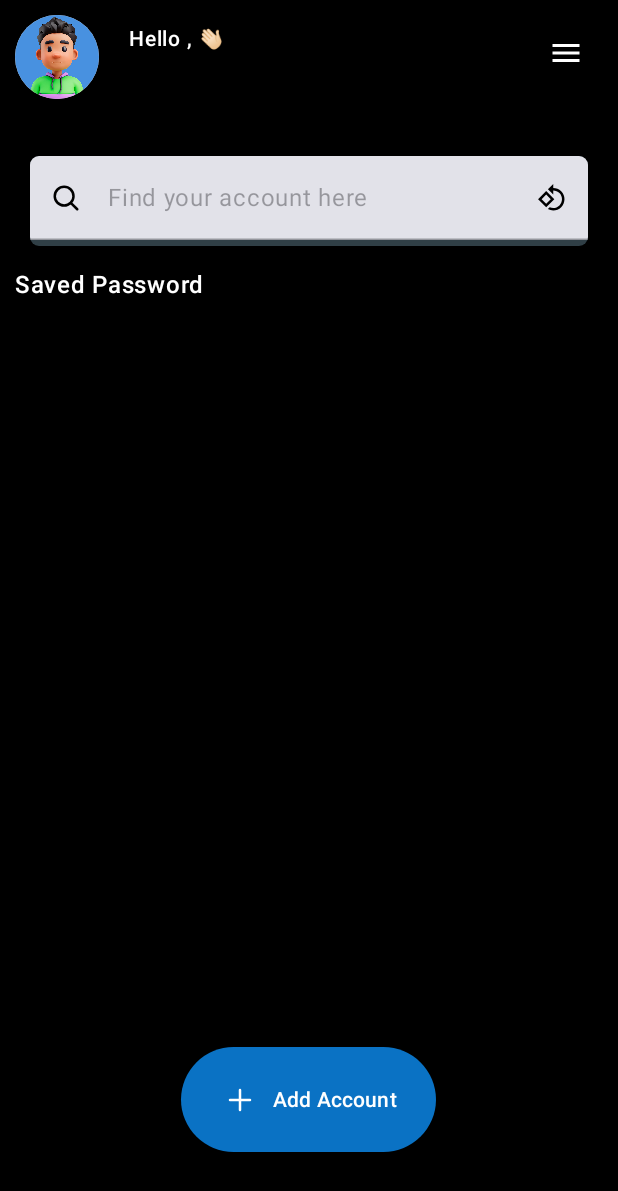
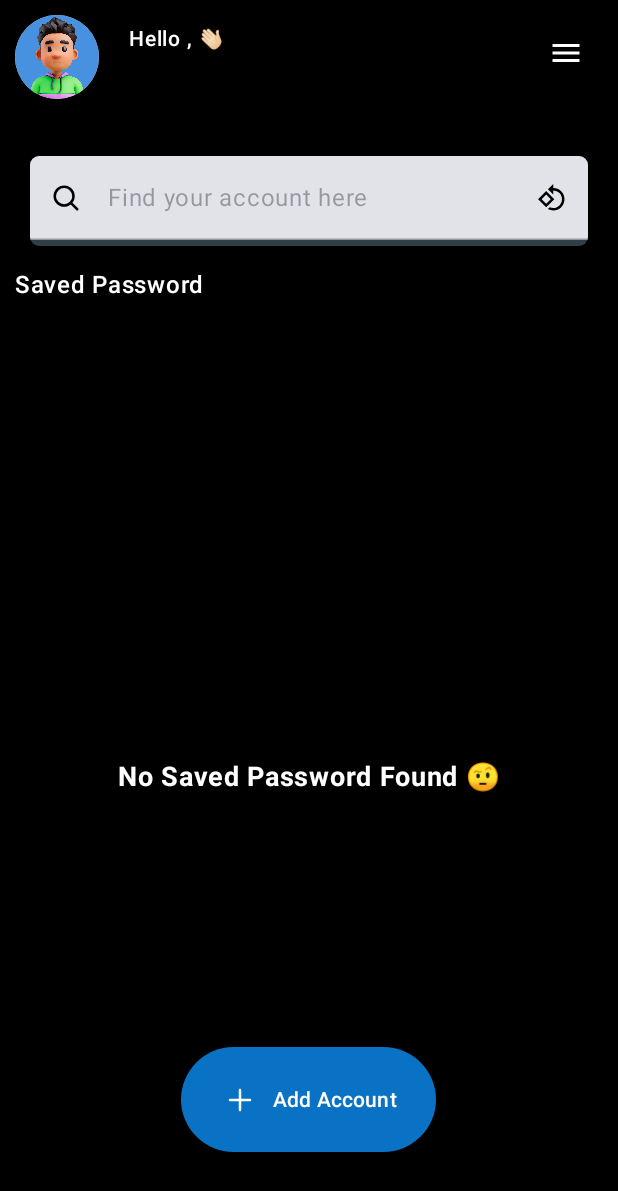
Before and after one commit to Areeb786123/PasswordManager, an Android app built with Jetpack Compose: the Home screen opened through its navigation route, on a phone screen of 412 x 824 dp. Shown: the top 1191 px of the screen. Run offline under Robolectric (Android 15) with nearby library versions, the phone set to English and light mode, and no system bars; our stand-ins replace Dagger/Hilt's generated code, Room's generated code, accompanist.

Commit message:
app completed

```diff
--- a/app/src/main/java/com/areeb/passwordmanager/ui/home/screens/Home.kt
+++ b/app/src/main/java/com/areeb/passwordmanager/ui/home/screens/Home.kt
@@ -179,7 +179,6 @@ private fun Content(
 
                 Lifecycle.Event.ON_RESUME -> {
                     Log.d(TAG, "On Resume")
-                    Toast.makeText(context, "on resume called", Toast.LENGTH_SHORT).show()
                 }
 
                 Lifecycle.Event.ON_PAUSE -> {
@@ -442,6 +441,17 @@ private fun PasswordList(
         dataList.value.filter { it.appName.contains(query) }
     }
     Log.e("checkinq", homeViewModels.query.value)
+    if (dataList.value.isEmpty()) {
+        Box(modifier = Modifier.fillMaxSize(), contentAlignment = Alignment.Center) {
+            Text(
+                text = "No Saved Password Found 🤨",
+                fontWeight = FontWeight.Bold,
+                fontSize = 18.sp,
+                color = colorResource(id = R.color.white),
+                fontStyle = FontStyle.Normal,
+            )
+        }
+    } else {
         LazyColumn(content = {
             items(passWordList) {
                 Card(
@@ -499,6 +509,8 @@ private fun PasswordList(
                 }
             }
         })
+    }
+
 
     if (isBottomSheetOpen) {
         DetailScreen(
```
Lines whose indentation alone changed are shown as unchanged.
